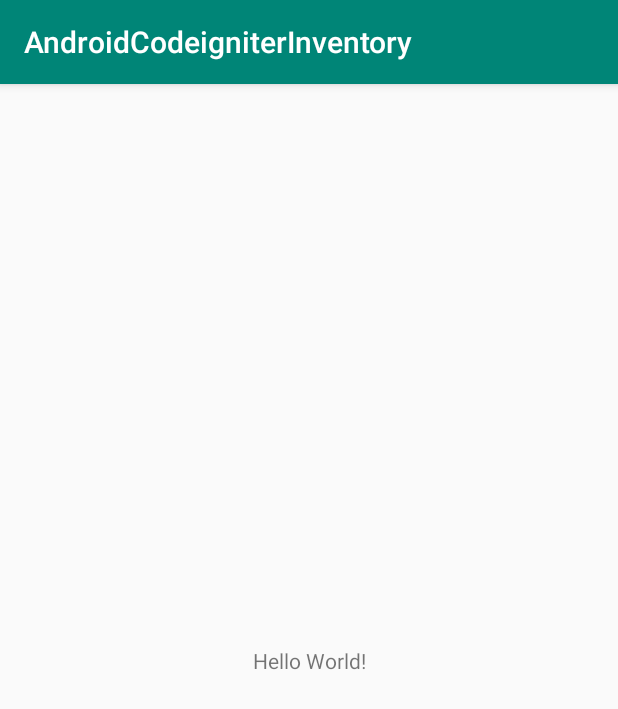
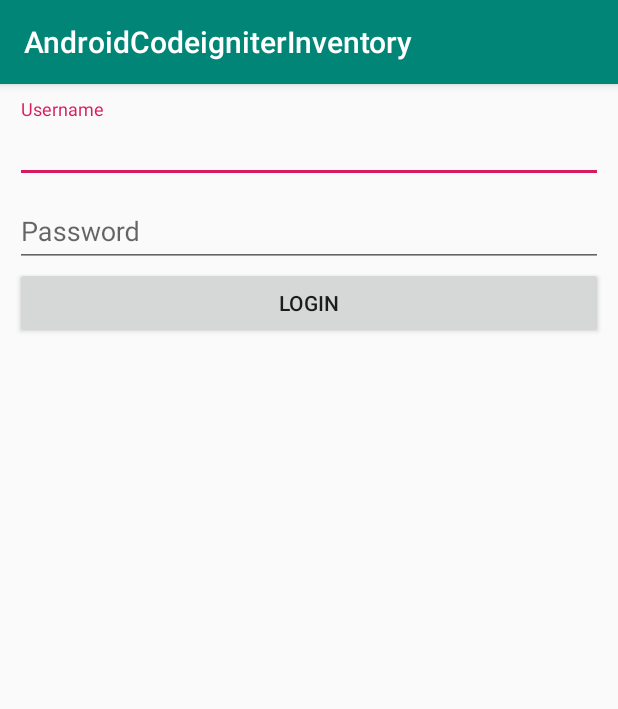
Before and after one commit to mahmudinm/client-android-inventory, an Android app: the screen it shows after launch (LoginActivity), on a phone screen of 412 x 824 dp. Shown: the top 709 px of the screen. Run offline under Robolectric (Android 15) with nearby library versions, the phone set to English and light mode, and no system bars; our stand-ins replace RxJava.

Commit message:
coba test login

```diff
--- a/app/src/main/AndroidManifest.xml
+++ b/app/src/main/AndroidManifest.xml
@@ -11,7 +11,7 @@
         android:roundIcon="@mipmap/ic_launcher_round"
         android:supportsRtl="true"
         android:theme="@style/AppTheme">
-        <activity android:name=".view.LoginActivity">
+        <activity android:name=".view.login.LoginActivity">
             <intent-filter>
                 <action android:name="android.intent.action.MAIN"/>
 
--- a/app/src/main/java/com/example/mahmudinm/androidcodeigniterinventory/network/response/AuthResponse.java
+++ b/app/src/main/java/com/example/mahmudinm/androidcodeigniterinventory/network/response/AuthResponse.java
@@ -3,7 +3,7 @@ package com.example.mahmudinm.androidcodeigniterinventory.network.response;
 import com.google.gson.annotations.Expose;
 import com.google.gson.annotations.SerializedName;
 
-public class AuthResponse {
+public class AuthResponse extends BaseResponse{
 
     @Expose
     @SerializedName("token") String token;
--- a/app/src/main/java/com/example/mahmudinm/androidcodeigniterinventory/view/LoginActivity.java
+++ /dev/null
@@ -1,15 +0,0 @@
-package com.example.mahmudinm.androidcodeigniterinventory.view;
-
-import android.support.v7.app.AppCompatActivity;
-import android.os.Bundle;
-
-import com.example.mahmudinm.androidcodeigniterinventory.R;
-
-public class LoginActivity extends AppCompatActivity {
-
-    @Override
-    protected void onCreate(Bundle savedInstanceState) {
-        super.onCreate(savedInstanceState);
-        setContentView(R.layout.activity_login);
-    }
-}
--- /dev/null
+++ b/app/src/main/java/com/example/mahmudinm/androidcodeigniterinventory/view/login/LoginActivity.java
@@ -0,0 +1,68 @@
+package com.example.mahmudinm.androidcodeigniterinventory.view.login;
+
+import android.app.ProgressDialog;
+import android.support.v7.app.AppCompatActivity;
+import android.os.Bundle;
+import android.view.View;
+import android.widget.Button;
+import android.widget.EditText;
+import android.widget.Toast;
+
+import com.example.mahmudinm.androidcodeigniterinventory.R;
+
+
+public class LoginActivity extends AppCompatActivity implements LoginContract.View{
+
+    LoginPresenter presenter;
+    ProgressDialog progressDialog;
+
+    String username, password;
+    Button login;
+    EditText txtUsername, txtPassword;
+
+    @Override
+    protected void onCreate(Bundle savedInstanceState) {
+        super.onCreate(savedInstanceState);
+        setContentView(R.layout.activity_login);
+        progressDialog = new ProgressDialog(this);
+        progressDialog.setMessage("Loading");
+
+        presenter = new LoginPresenter(this);
+
+        txtUsername = findViewById(R.id.txtUsername);
+        txtPassword = findViewById(R.id.txtPassword);
+        login = findViewById(R.id.login);
+
+        username = txtUsername.getText().toString();
+        password = txtPassword.getText().toString();
+
+        login.setOnClickListener(new View.OnClickListener() {
+            @Override
+            public void onClick(View v) {
+                presenter.postAuth(username, password);
+            }
+        });
+    }
+
+    @Override
+    public void showProgress() {
+        progressDialog.show();
+    }
+
+    @Override
+    public void hideProgress() {
+        progressDialog.dismiss();
+
+    }
+
+    @Override
+    public void statusSuccess(String message) {
+        Toast.makeText(this, message, Toast.LENGTH_SHORT).show();
+    }
+
+    @Override
+    public void statusError(String message) {
+        Toast.makeText(this, message, Toast.LENGTH_SHORT).show();
+
+    }
+}
--- /dev/null
+++ b/app/src/main/java/com/example/mahmudinm/androidcodeigniterinventory/view/login/LoginContract.java
@@ -0,0 +1,19 @@
+package com.example.mahmudinm.androidcodeigniterinventory.view.login;
+
+import com.example.mahmudinm.androidcodeigniterinventory.network.response.AuthResponse;
+
+public interface LoginContract {
+
+    interface View {
+        void showProgress();
+        void hideProgress();
+//        void statusSuccess(AuthResponse authResponse);
+        void statusSuccess(String message);
+        void statusError(String message);
+    }
+
+    interface Presenter {
+        void postAuth(String username, String password);
+    }
+
+}
--- /dev/null
+++ b/app/src/main/java/com/example/mahmudinm/androidcodeigniterinventory/view/login/LoginPresenter.java
@@ -0,0 +1,56 @@
+package com.example.mahmudinm.androidcodeigniterinventory.view.login;
+
+import com.example.mahmudinm.androidcodeigniterinventory.network.ApiClient;
+import com.example.mahmudinm.androidcodeigniterinventory.network.ApiInterface;
+import com.example.mahmudinm.androidcodeigniterinventory.network.response.AuthResponse;
+
+import io.reactivex.android.schedulers.AndroidSchedulers;
+import io.reactivex.disposables.CompositeDisposable;
+import io.reactivex.observers.DisposableObserver;
+import io.reactivex.schedulers.Schedulers;
+
+public class LoginPresenter implements LoginContract.Presenter {
+
+    private LoginContract.View view;
+    private ApiInterface apiInterface;
+    private CompositeDisposable compositeDisposable;
+
+    public LoginPresenter(LoginContract.View view) {
+        this.view = view;
+        apiInterface = ApiClient.getClient().create(ApiInterface.class);
+        compositeDisposable = new CompositeDisposable();
+    }
+
+    @Override
+    public void postAuth(String username, String password) {
+        view.showProgress();
+        compositeDisposable.add(
+          apiInterface.postAuth(username, password)
+                    .subscribeOn(Schedulers.io())
+                    .observeOn(AndroidSchedulers.mainThread())
+                    .subscribeWith(new DisposableObserver<AuthResponse>(){
+                        @Override
+                        public void onNext(AuthResponse authResponse) {
+                            view.hideProgress();
+                            if (authResponse.getStatus().equals("success")) {
+                                view.statusSuccess(authResponse.getToken());
+                            } else {
+                                view.statusError("password atau username salah");
+                            }
+                        }
+
+                        @Override
+                        public void onError(Throwable e) {
+                            view.hideProgress();
+                        }
+
+                        @Override
+                        public void onComplete() {
+                            view.hideProgress();
+                        }
+                    })
+        );
+    }
+
+
+}
--- a/app/src/main/res/layout/activity_login.xml
+++ b/app/src/main/res/layout/activity_login.xml
@@ -1,19 +1,43 @@
 <?xml version="1.0" encoding="utf-8"?>
-<android.support.constraint.ConstraintLayout
+<LinearLayout
     xmlns:android="http://schemas.android.com/apk/res/android"
     xmlns:app="http://schemas.android.com/apk/res-auto"
     xmlns:tools="http://schemas.android.com/tools"
     android:layout_width="match_parent"
     android:layout_height="match_parent"
-    tools:context=".view.LoginActivity">
+    android:orientation="vertical"
+    android:padding="10dp"
+    tools:context=".view.login.LoginActivity">
 
-    <TextView
-        android:layout_width="wrap_content"
-        android:layout_height="wrap_content"
-        android:text="Hello World!"
-        app:layout_constraintBottom_toBottomOf="parent"
-        app:layout_constraintLeft_toLeftOf="parent"
-        app:layout_constraintRight_toRightOf="parent"
-        app:layout_constraintTop_toTopOf="parent"/>
+    <android.support.design.widget.TextInputLayout
+        android:layout_width="match_parent"
+        android:layout_height="wrap_content">
 
-</android.support.constraint.ConstraintLayout>
+        <EditText
+            android:id="@+id/txtUsername"
+            android:hint="Username"
+            android:layout_width="match_parent"
+            android:layout_height="wrap_content"/>
+
+    </android.support.design.widget.TextInputLayout>
+
+
+    <android.support.design.widget.TextInputLayout
+        android:layout_width="match_parent"
+        android:layout_height="wrap_content">
+
+        <EditText
+            android:id="@+id/txtPassword"
+            android:hint="Password"
+            android:layout_width="match_parent"
+            android:layout_height="wrap_content"/>
+
+    </android.support.design.widget.TextInputLayout>
+
+    <Button
+        android:id="@+id/login"
+        android:text="Login"
+        android:layout_width="match_parent"
+        android:layout_height="wrap_content"/>
+
+</LinearLayout>
```
